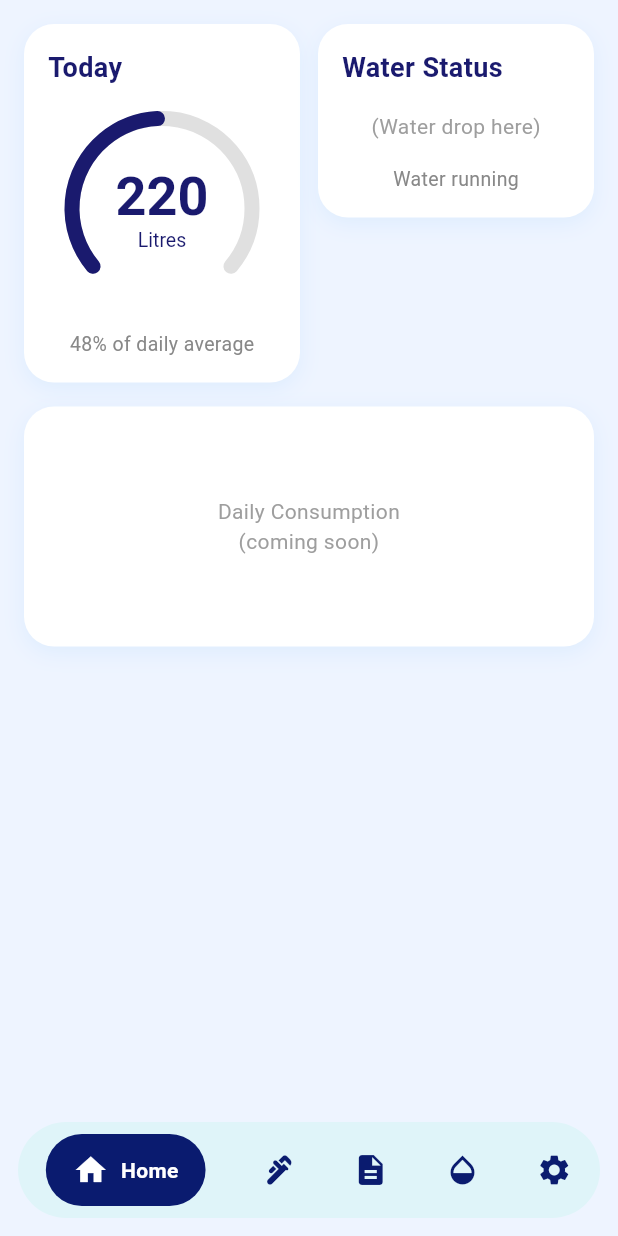
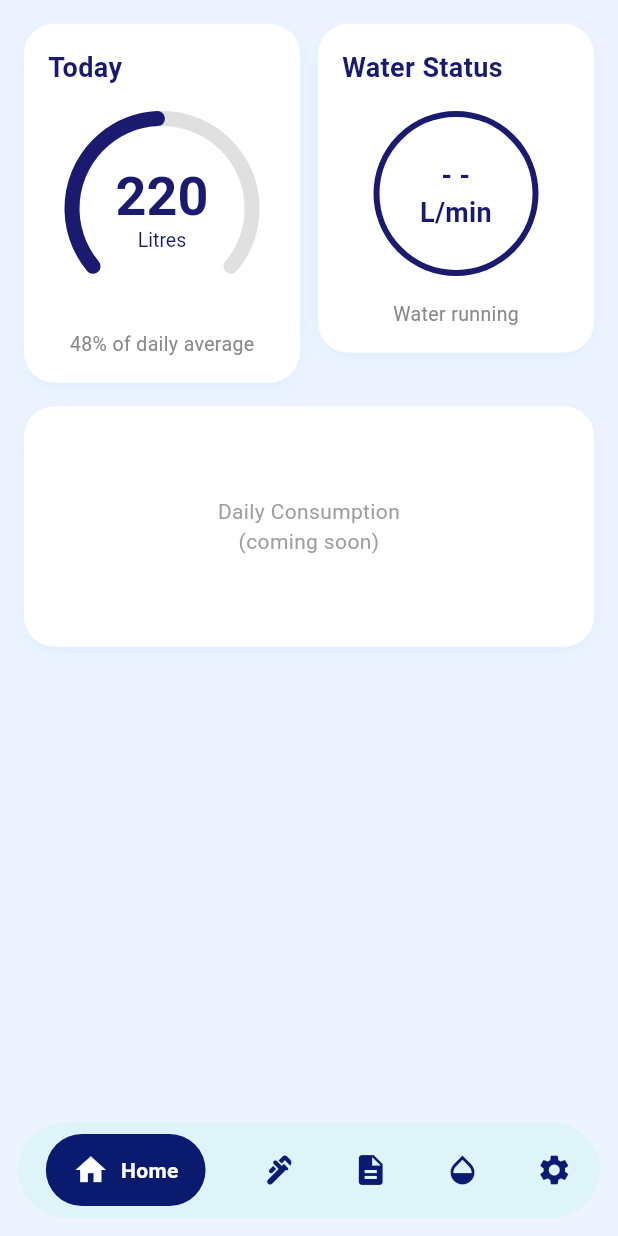
Before and after one commit to Ishan101-hub/sdgp-se24-aquasense-mobile, a Flutter app: the screen it shows after launch, on a phone screen of 412 x 824 dp. Run offline on Flutter 3.47's test engine with Material 3 defaults, Android fonts, the phone set to English and light mode, and no system bars.

Commit message:
Update water status card symbol

```diff
--- a/home_aqua/lib/widgets/water_status_card.dart
+++ b/home_aqua/lib/widgets/water_status_card.dart
@@ -11,7 +11,7 @@ class WaterStatusCard extends StatelessWidget {
         borderRadius: BorderRadius.circular(20),
         boxShadow: [
           BoxShadow(
-            color: Colors.blue.withOpacity(0.08),
+            color: Colors.blue.withValues(alpha: 0.08),
             blurRadius: 12,
             offset: const Offset(0, 4),
           ),
@@ -37,10 +37,32 @@ class WaterStatusCard extends StatelessWidget {
 
           const SizedBox(height: 16),
 
-          // ── PLACEHOLDER for water drop (Part 2.2 later) ──
-          const Text(
-            '(Water drop here)',
-            style: TextStyle(color: Colors.grey),
+          // ── PART 2.2: Circle with text inside ──
+          Container(
+            width: 110,
+            height: 110,
+            decoration: BoxDecoration(
+              shape: BoxShape.circle,       // perfect circle
+              border: Border.all(
+                color: const Color(0xFF1A1A6E), // navy blue border
+                width: 4,                        // border thickness
+              ),
+              color: Colors.white,              // white inside
+            ),
+            child: const Center(
+              child: Text(
+                // placeholder text for now
+                // Part 2.3 will add real value here
+                '- -\nL/min',
+                textAlign: TextAlign.center,
+                style: TextStyle(
+                  fontSize: 18,
+                  fontWeight: FontWeight.bold,
+                  color: Color(0xFF1A1A6E),
+                  height: 1.4,
+                ),
+              ),
+            ),
           ),
 
           const SizedBox(height: 16),
```
